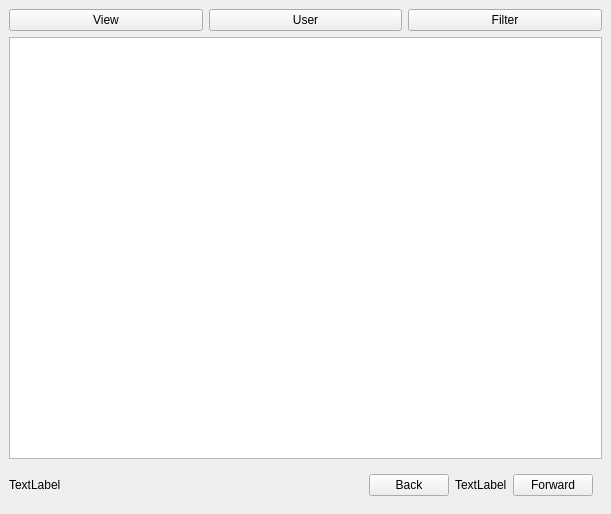
Old version of the form 03. Python/Практика/lab7/view/qtsrc/table_view.ui in the repository sit2606/learning.
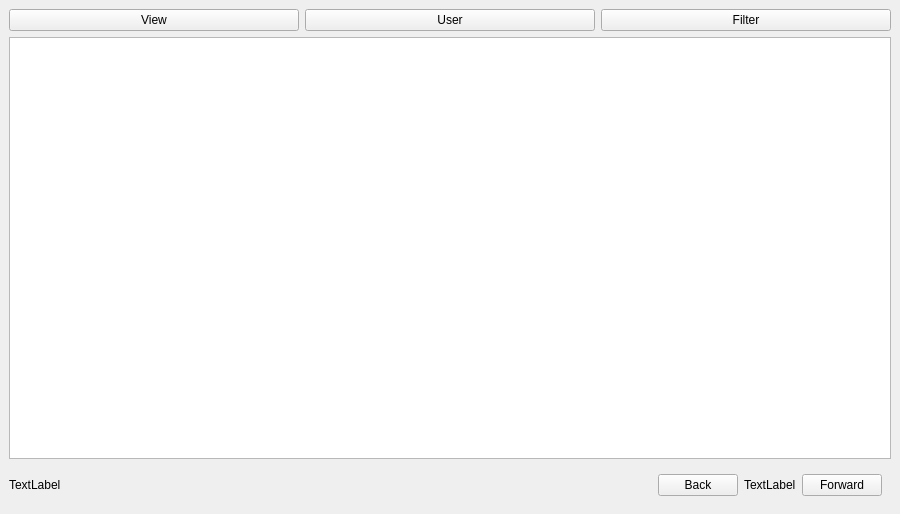
New version of the form.

```diff
--- a/03. Python/Практика/lab7/view/qtsrc/table_view.ui
+++ b/03. Python/Практика/lab7/view/qtsrc/table_view.ui
@@ -6,7 +6,7 @@
    <rect>
     <x>0</x>
     <y>0</y>
-    <width>611</width>
+    <width>900</width>
     <height>514</height>
    </rect>
   </property>
@@ -16,6 +16,18 @@
     <verstretch>1</verstretch>
    </sizepolicy>
   </property>
+  <property name="minimumSize">
+   <size>
+    <width>800</width>
+    <height>0</height>
+   </size>
+  </property>
+  <property name="maximumSize">
+   <size>
+    <width>900</width>
+    <height>16777215</height>
+   </size>
+  </property>
   <property name="windowTitle">
    <string>MainWindow</string>
   </property>
```
